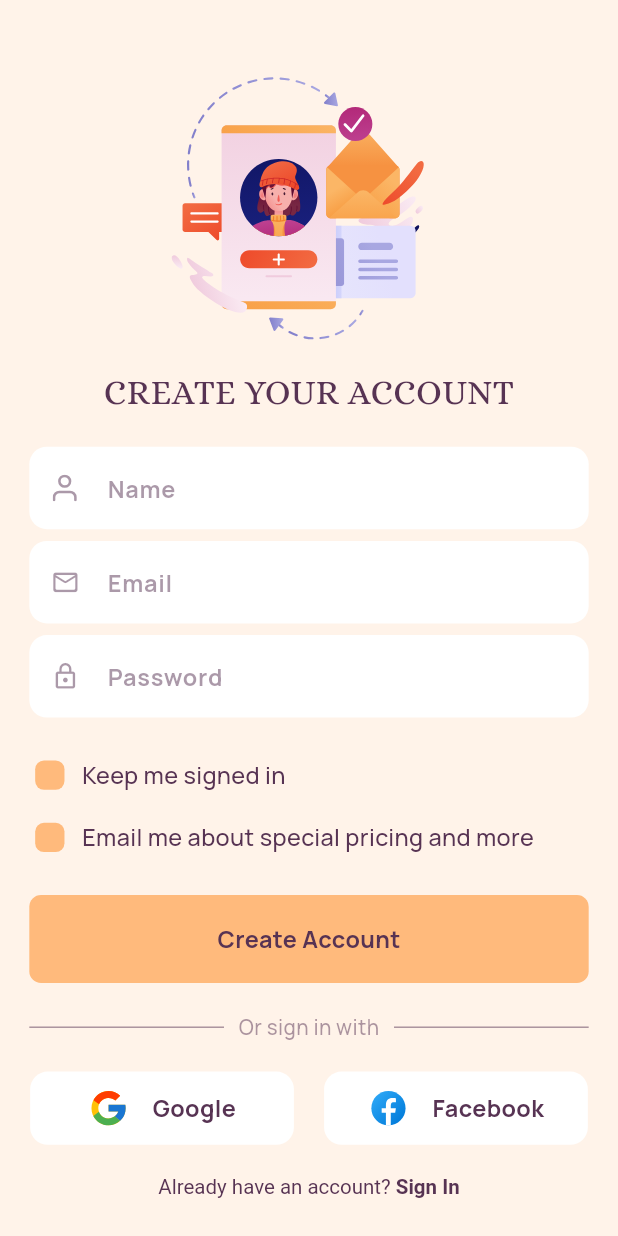
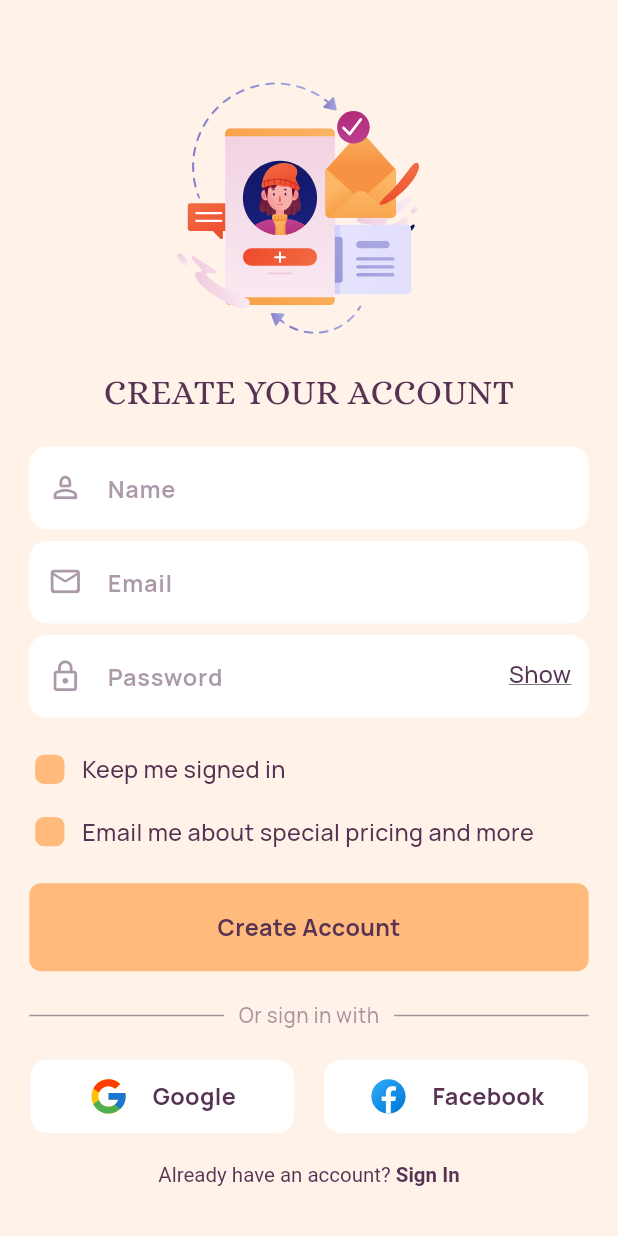
Before and after one commit to Gbenga-Abiodun/habit-app, a Flutter app: the SignUpPage screen opened by its route, on a phone screen of 412 x 824 dp. Run offline on Flutter 3.47's test engine with Material 3 defaults, Android fonts, the phone set to English and light mode, and no system bars; drawn by our look-alikes of auto_size_text; our stand-ins replace flutter_svg, get.

Commit message:
added more changes

```diff
--- /dev/null
+++ b/lib/controller/utils_controller.dart
@@ -0,0 +1,42 @@
+import 'package:flutter/material.dart';
+import 'package:get/get.dart';
+
+class UtilsController extends GetxController{
+  FocusNode focusNode1 = FocusNode();
+  FocusNode focusNode2 = FocusNode();
+  FocusNode focusNode3 = FocusNode();
+  var isFocused1 = false.obs;
+  var isFocused2 = false.obs;
+  var isFocused3 = false.obs;
+
+  @override
+  void onInit() {
+    super.onInit();
+    // TODO: implement onInit
+    focusNode1.addListener(_onFocusedChanged1);
+    focusNode2.addListener(_onFocusedChanged2);
+    focusNode3.addListener(_onFocusedChanged3);
+  }
+
+  @override
+  void dispose() {
+    focusNode1.dispose();
+    focusNode2.dispose();
+    focusNode3.dispose();
+    // TODO: implement dispose
+    super.dispose();
+  }
+
+
+  void _onFocusedChanged1() {
+    isFocused1.value = focusNode1.hasFocus;
+  }
+
+  void _onFocusedChanged2() {
+    isFocused2.value = focusNode2.hasFocus;
+  }
+
+  void _onFocusedChanged3() {
+    isFocused3.value = focusNode3.hasFocus;
+  }
+}
--- /dev/null
+++ b/lib/controller/validation_controller.dart
@@ -0,0 +1,15 @@
+import 'package:get/get.dart';
+
+class ValidationController extends GetxController{
+  var allowSignIn = false.obs;
+  var allowEmailAndPricing = false.obs;
+
+
+
+  void checkAllowSignIn(){
+    allowSignIn.value = !allowSignIn.value;
+  }
+  void checkAllowEmailAndPricing(){
+    allowEmailAndPricing.value = !allowEmailAndPricing.value;
+  }
+}
--- a/lib/pages/auth/sign_up_page.dart
+++ b/lib/pages/auth/sign_up_page.dart
@@ -3,6 +3,10 @@ import 'package:flutter/material.dart';
 import 'package:flutter_svg/flutter_svg.dart';
 import 'package:get/get.dart';
 import 'package:get/get_core/src/get_main.dart';
+import 'package:habit_app/controller/onboarding_controller.dart';
+import 'package:habit_app/controller/utils_controller.dart';
+import 'package:habit_app/controller/validation_controller.dart';
+import 'package:habit_app/routes/route_helper.dart';
 import 'package:habit_app/utils/colors.dart';
 import 'package:habit_app/widgets/app_check_box.dart';
 import 'package:habit_app/widgets/app_text_field.dart';
@@ -16,7 +20,10 @@ import '../../generated/assets.dart';
 import '../../utils/dimensions.dart';
 
 class SignUpPage extends StatelessWidget {
-  const SignUpPage({super.key});
+  SignUpPage({super.key});
+
+  var utilsController = Get.find<UtilsController>();
+  var validationController = Get.find<ValidationController>();
 
   @override
   Widget build(BuildContext context) {
@@ -33,11 +40,11 @@ class SignUpPage extends StatelessWidget {
               SvgPicture.asset(
                 Assets.svgsAuth1,
                 fit: BoxFit.scaleDown,
-                width: Dimensions.height12 * 15.64666666666667,
+                width: Dimensions.height12 * 15,
                 height: Dimensions.height10 * 20,
               ),
               SizedBox(
-                height: Dimensions.height10 ,
+                height: Dimensions.height10,
               ),
               SmallText(
                 text: "Create your account".toUpperCase(),
@@ -50,15 +57,19 @@ class SignUpPage extends StatelessWidget {
                 height: Dimensions.height10 * 2,
               ),
               AppTextField(
-                hintText: "Name",
-                autoFocus: false,
-                obscureText: false,
-                prefix: SvgPicture.asset(Assets.svgsUser,
-                    color: AppColors.eclipse.withOpacity(0.5),
-                    width: Dimensions.height14,
-                    height: Dimensions.height10 / 2,
-                    fit: BoxFit.scaleDown),
-              ),
+                  hintText: "Name",
+                  autoFocus: false,
+                  focusNode: utilsController.focusNode1,
+                  obscureText: false,
+                  prefix: Obx(() {
+                    return Icon(
+                      Icons.person_2_outlined,
+                      size: Dimensions.height12 * 2,
+                      color: utilsController.isFocused1.value
+                          ? AppColors.textInputColor
+                          : AppColors.eclipse.withOpacity(0.5),
+                    );
+                  })),
 
               // VerticalDivider(
               //   color: AppColors.eclipse,
@@ -70,34 +81,87 @@ class SignUpPage extends StatelessWidget {
               AppTextField(
                   hintText: "Email",
                   autoFocus: false,
+                  focusNode: utilsController.focusNode2,
                   obscureText: false,
-                  prefix: Icon(
-                    Icons.mail_outline_rounded,
-                    size: Dimensions.height10 * 2,
-                    color: AppColors.eclipse.withOpacity(0.5),
-                  )),
+                  prefix: Obx(() {
+                    return Icon(
+                      Icons.mail_outline_rounded,
+                      size: Dimensions.height12 * 2,
+                      color: utilsController.isFocused2.value
+                          ? AppColors.textInputColor
+                          : AppColors.eclipse.withOpacity(0.5),
+                    );
+                  })),
               SizedBox(
                 height: Dimensions.height8,
               ),
               AppTextField(
                   hintText: "Password",
                   autoFocus: false,
+                  focusNode: utilsController.focusNode3,
                   obscureText: false,
-                  prefix: Icon(
-                    Icons.lock_outlined,
-                    size: Dimensions.height10 * 2,
-                    color: AppColors.eclipse.withOpacity(0.5),
-                  )),
+                  suffix: Container(
+                    padding: EdgeInsets.symmetric(
+                      vertical: Dimensions.height12,
+                      horizontal: Dimensions.height12,
+                    ),
+                    child: SmallText(
+                      text: "Show",
+                      decoration: TextDecoration.underline,
+                      size: Dimensions.font16,
+                      fontWeight: FontWeight.w500,
+                      color: AppColors.eclipse,
+                    ),
+                  ),
+                  prefix: Obx(() {
+                    return Icon(
+                      Icons.lock_outlined,
+                      size: Dimensions.height12 * 2,
+                      color: utilsController.isFocused3.value
+                          ? AppColors.textInputColor
+                          : AppColors.eclipse.withOpacity(0.5),
+                    );
+                  })),
               SizedBox(
-                height: Dimensions.height12 * 2.333333333333333,
+                height: Dimensions.height12 * 2,
               ),
-              AppCheckBox(text: "Keep me signed in"),
+              Obx(() {
+                return AppCheckBox(
+                  text: "Keep me signed in",
+                  onTap: () => validationController.checkAllowSignIn(),
+                  child: validationController.allowSignIn.value ? Center(
+                    child: SvgPicture.asset(
+                      Assets.svgsMark,
+                      width: Dimensions.height10,
+                      height: Dimensions.height8,
+                      fit: BoxFit.scaleDown,
+                      color: AppColors.eclipse
+                      ,
+                    ),
+                  ) : null,
+                );
+              }),
               SizedBox(
                 height: Dimensions.height10 * 2,
               ),
-              AppCheckBox(text: "Email me about special pricing and more"),
+              Obx(() {
+                return AppCheckBox(
+                  text: "Email me about special pricing and more",
+                  onTap: () => validationController.checkAllowEmailAndPricing(),
+                  child: validationController.allowEmailAndPricing.value ? Center(
+                    child: SvgPicture.asset(
+                      Assets.svgsMark,
+                      width: Dimensions.height10,
+                      height: Dimensions.height8,
+                      fit: BoxFit.scaleDown,
+                      color: AppColors.eclipse
+                      ,
+                    ),
+                  ) : null,
+                );
+              }),
               SizedBox(
-                height: Dimensions.height12 * 2.333333333333333,
+                height: Dimensions.height12 * 2,
               ),
               Padding(
                 padding: EdgeInsets.symmetric(
@@ -179,7 +243,7 @@ class SignUpPage extends StatelessWidget {
                     TextSpan(
                       recognizer: TapGestureRecognizer()
                         ..onTap = () {
-                          Get.back();
+                          Get.toNamed(RouteHelpers.getSignIn(),);
                         },
                       text: 'Sign In',
                       style: TextStyle(
@@ -192,7 +256,6 @@ class SignUpPage extends StatelessWidget {
                   ],
                 ),
               ),
-
             ],
           ),
         ),
--- a/lib/pages/onBoarding/onboarding_page.dart
+++ b/lib/pages/onBoarding/onboarding_page.dart
@@ -45,16 +45,12 @@ class OnboardingPage extends StatelessWidget {
 
                     if(index != 0 )
                       SizedBox(height: Dimensions.height12 * 3.5,),
-                    index != 0 ? SvgPicture.asset(
+                   SvgPicture.asset(
                       onBoardingController.onBoardingList[index].svgAsset,
                       width: onBoardingController.onBoardingList[index]
                           .imgWidth,
                       height: onBoardingController.onBoardingList[index]
                           .imgHeight,
-                      fit: BoxFit.scaleDown,) : Image.asset(
-                      onBoardingController.onBoardingList[0].svgAsset,
-                      width: onBoardingController.onBoardingList[0].imgWidth,
-                      height: onBoardingController.onBoardingList[0].imgHeight,
                       fit: BoxFit.scaleDown,),
                     SizedBox(height: index != 0
                         ? Dimensions.height12 * 5.5
--- a/lib/widgets/app_check_box.dart
+++ b/lib/widgets/app_check_box.dart
@@ -7,13 +7,16 @@ import '../utils/dimensions.dart';
 class AppCheckBox extends StatelessWidget {
 
   final String text;
+  void Function()? onTap;
 
   final Widget? child;
-  const AppCheckBox({Key? key, required this.text, this.child}) : super(key: key);
+   AppCheckBox({Key? key, required this.text, this.child, this.onTap}) : super(key: key);
 
   @override
   Widget build(BuildContext context) {
-    return Container(
+    return GestureDetector(
+      onTap: onTap,
+      child: Container(
           margin: EdgeInsets.symmetric(
             horizontal: Dimensions.height12 * 2,
           ),
@@ -44,6 +47,7 @@ class AppCheckBox extends StatelessWidget {
                 ),
               ),
             ],
-        ));
+          )),
+    );
   }
 }
--- a/lib/widgets/app_text_field.dart
+++ b/lib/widgets/app_text_field.dart
@@ -26,6 +26,7 @@ class AppTextField extends StatelessWidget {
   final void Function(String)? onFieldSubmitted;
 
   final BorderSide borderSide;
+  final FocusNode? focusNode;
 
   final TextInputType? keyboardType;
 
@@ -35,7 +36,7 @@ class AppTextField extends StatelessWidget {
   const AppTextField({Key? key, required this.hintText, this.controller, required this.autoFocus, this.prefix, required this.obscureText, this.suffix, this.decoration, this.onSaved, this.fillColor = Colors.white, this.onFieldSubmitted, this.borderSide = const BorderSide(
     width: 1.0,
     color: AppColors.textInputColor,
-  ), this.keyboardType, this.inputFormatters, this.validator, this.cursorColor = const Color(0xFFFDA758), this.inputColor= const Color(0xFFFDA758)}) : super(key: key);
+  ), this.keyboardType, this.inputFormatters, this.validator, this.cursorColor = const Color(0xFFFDA758), this.inputColor= const Color(0xFFFDA758), this.focusNode}) : super(key: key);
 
   @override
   Widget build(BuildContext context) {
@@ -45,6 +46,7 @@ class AppTextField extends StatelessWidget {
       decoration: decoration,
       margin: EdgeInsets.symmetric(horizontal: Dimensions.height10 * 2,),
       child: TextFormField(
+        focusNode: focusNode,
         style: TextStyle(
           color: inputColor,
           fontWeight: FontWeight.bold,
```
Also changed, not shown: lib/controller/onboarding_controller.dart (+12 -20 lines), lib/helpers/dependencies.dart (+11 -0 lines), lib/pages/auth/sign_in_page.dart (+19 -5 lines), assets/svgs/onboarding_one_svg.svg (added), assets/svgs/sign in.svg (added), lib/generated/assets.dart. Lines whose indentation alone changed are shown as unchanged.
